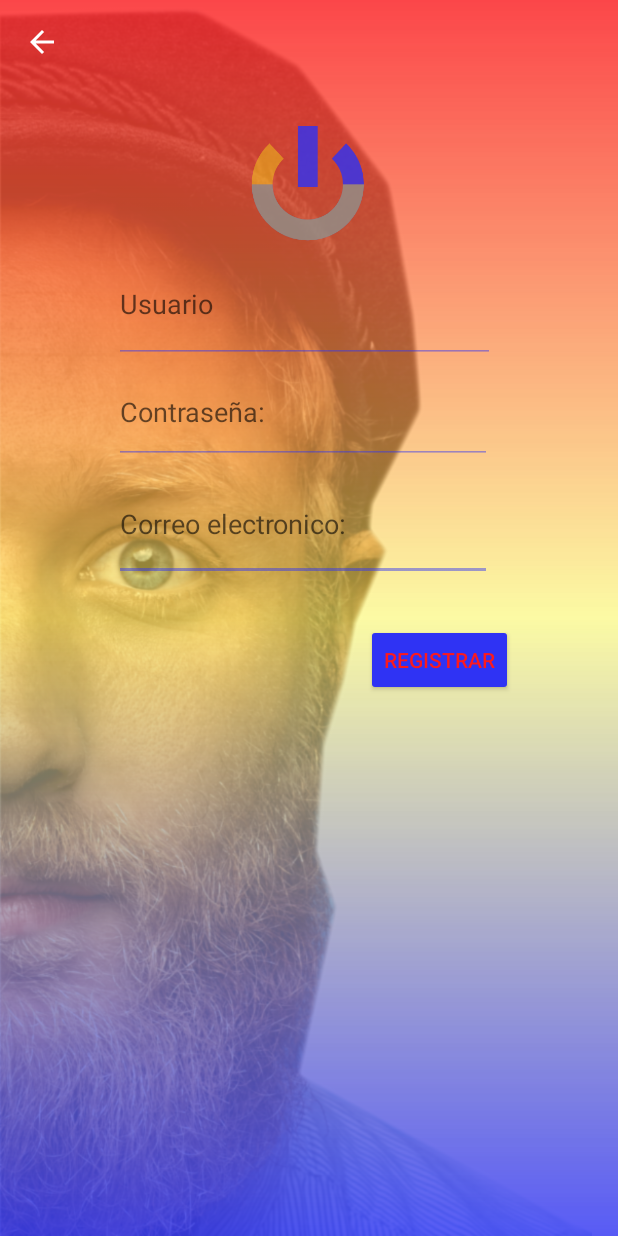
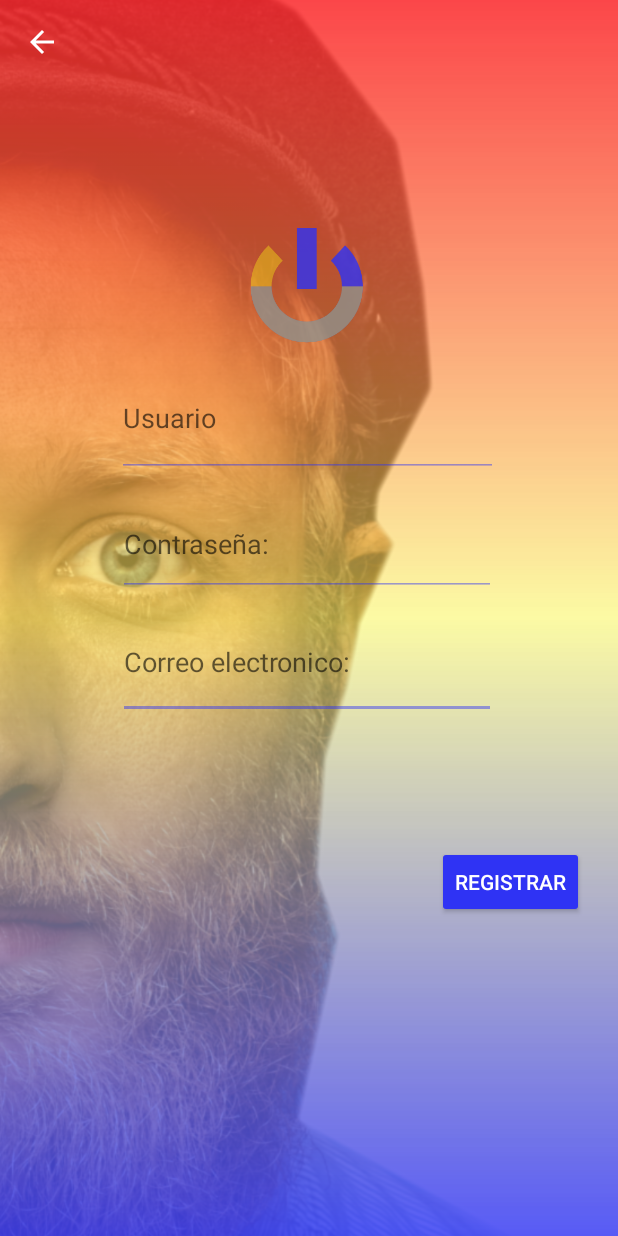
Before and after one commit to IkerFernandez21/Ventana_Login, an Android app: the screen it shows after launch (MainActivityRegistrar before the commit, Registrar after it), after a tap on "REGISTRARSE", on a phone screen of 412 x 824 dp. Run offline under Robolectric (Android 15) with nearby library versions, the phone set to English and light mode, and no system bars.

```diff
--- a/app/src/main/java/com/iker/prueba3/MainActivity.java
+++ b/app/src/main/java/com/iker/prueba3/Login.java
@@ -5,20 +5,18 @@ import androidx.appcompat.app.AppCompatActivity;
 import android.content.Intent;
 import android.os.Bundle;
 import android.view.View;
-import android.view.animation.Animation;
-import android.view.animation.RotateAnimation;
 import android.widget.Button;
 
 /*
 *   @author IkerFernandez21
 *   Prueba en clase de una ventana de login
  */
-public class MainActivity extends AppCompatActivity {
+public class Login extends AppCompatActivity {
 
     @Override
     protected void onCreate(Bundle savedInstanceState) {
         super.onCreate(savedInstanceState);
-        setContentView(R.layout.activity_main);
+        setContentView(R.layout.activity_login);
         Button botonregistrar = findViewById(R.id.button3);
         Button botonlogin = findViewById(R.id.boton1);
         Button botonfoto = findViewById(R.id.button4);
@@ -31,7 +29,7 @@ public class MainActivity extends AppCompatActivity {
         botonregistrar.setOnClickListener(new View.OnClickListener() {
             @Override
             public void onClick(View view) {
-                Intent intent1 = new Intent(MainActivity.this, MainActivityRegistrar.class);
+                Intent intent1 = new Intent(Login.this, Registrar.class);
 
 
                 startActivity(intent1);
@@ -40,7 +38,7 @@ public class MainActivity extends AppCompatActivity {
         botonfoto.setOnClickListener(new View.OnClickListener() {
             @Override
             public void onClick(View view) {
-                Intent intent2 = new Intent(MainActivity.this, MainFotoAleatoria.class);
+                Intent intent2 = new Intent(Login.this, FotoAleatoria.class);
 
                 startActivity(intent2);
             }
--- a/app/src/main/java/com/iker/prueba3/MainActivityRegistrar.java
+++ b/app/src/main/java/com/iker/prueba3/Registrar.java
@@ -1,26 +1,22 @@
 package com.iker.prueba3;
 
 import androidx.activity.OnBackPressedCallback;
-import androidx.appcompat.app.ActionBar;
 import androidx.appcompat.app.AppCompatActivity;
 
 import android.content.Intent;
 import android.os.Bundle;
-import android.view.MenuItem;
-import android.view.WindowManager;
-import android.widget.Toolbar;
 
-public class MainActivityRegistrar extends AppCompatActivity {
+public class Registrar extends AppCompatActivity {
 
     @Override
     protected void onCreate(Bundle savedInstanceState) {
         super.onCreate(savedInstanceState);
-        setContentView(R.layout.activity_main_registrar);
+        setContentView(R.layout.activity_registrar);
 
         OnBackPressedCallback callback = new OnBackPressedCallback(true /* enabled by default */) {
             @Override
             public void handleOnBackPressed() {
-                Intent intent1 = new Intent(MainActivityRegistrar.this, MainActivity.class);
+                Intent intent1 = new Intent(Registrar.this, Login.class);
 
 
                 startActivity(intent1);
--- a/app/src/main/java/com/iker/prueba3/MainSplash.java
+++ b/app/src/main/java/com/iker/prueba3/Splash.java
@@ -9,27 +9,25 @@ import android.os.Looper;
 import android.view.View;
 import android.view.animation.Animation;
 import android.view.animation.AnimationUtils;
-import android.view.animation.RotateAnimation;
 import android.widget.ImageView;
-import android.widget.TextView;
 
-public class MainSplash extends AppCompatActivity {
+public class Splash extends AppCompatActivity {
 
     @Override
     public void onCreate(Bundle savedInstanceState) {
         super.onCreate(savedInstanceState);
-        setContentView(R.layout.activity_main_splash);
+        setContentView(R.layout.activity_splash);
         View decoracion = getWindow().getDecorView();
         int uiOptions = View.SYSTEM_UI_FLAG_HIDE_NAVIGATION | View.SYSTEM_UI_FLAG_FULLSCREEN;
         decoracion.setSystemUiVisibility(uiOptions);
         ImageView img =(ImageView) findViewById(R.id.imageView3);
         ImageView img2= (ImageView) findViewById(R.id.imageView4);
-        TextView tx1 = (TextView) findViewById(R.id.textView);
+
         Animation myanim = AnimationUtils.loadAnimation(this,R.anim.fadein);
         Animation myanim2 = AnimationUtils.loadAnimation(this,R.anim.logoanim);
         img.startAnimation(myanim);
         img2.startAnimation(myanim2);
-        tx1.startAnimation(myanim2);
+
 
 
 
@@ -40,10 +38,10 @@ public class MainSplash extends AppCompatActivity {
         new Handler(Looper.getMainLooper()).postDelayed(new Runnable() {
             @Override
             public void run() {
-                Intent intent1 = new Intent(MainSplash.this, MainActivity.class);
+                Intent intent1 = new Intent(Splash.this, Login.class);
                 startActivity(intent1);
             }
-        },4000);
+        },2700 );
     }
 
 }
--- a/app/src/main/res/layout/activity_main_foto_aleatoria.xml
+++ b/app/src/main/res/layout/activity_foto_aleatoria.xml
@@ -4,7 +4,7 @@
     xmlns:tools="http://schemas.android.com/tools"
     android:layout_width="match_parent"
     android:layout_height="match_parent"
-    tools:context=".MainFotoAleatoria"
+    tools:context=".FotoAleatoria"
     android:id="@+id/mymainconstraint">
     <androidx.swiperefreshlayout.widget.SwipeRefreshLayout
         android:layout_width="match_parent"
--- a/app/src/main/res/layout/activity_main_registrar.xml
+++ b/app/src/main/res/layout/activity_registrar.xml
@@ -4,19 +4,19 @@
     xmlns:tools="http://schemas.android.com/tools"
     android:layout_width="match_parent"
     android:layout_height="match_parent"
-    tools:context=".MainActivityRegistrar"
+    tools:context=".Registrar"
     >
-
 
 
     <ImageView
         android:id="@+id/imageView2"
         android:layout_width="match_parent"
         android:layout_height="match_parent"
-        app:srcCompat="@drawable/hipman"
+        android:alpha="0.7"
         android:scaleType="fitStart"
-        tools:ignore="MissingConstraints"
-        android:alpha="0.7"/>
+        android:src="@drawable/hipman"
+        android:scaleX="1.1"
+        android:scaleY="1.1"/>
 
     <View
         android:id="@+id/view"
@@ -34,11 +34,13 @@
         android:layout_width="252dp"
         android:layout_height="75dp"
         android:layout_marginStart="76dp"
-        android:layout_marginTop="312dp"
+        android:layout_marginTop="404dp"
         android:backgroundTint="@color/azultransparente"
         android:hint="Correo electronico:"
         android:inputType="textEmailAddress"
-        app:layout_constraintStart_toStartOf="parent"
+        app:layout_constraintEnd_toEndOf="@id/guideline5"
+        app:layout_constraintHorizontal_bias="0.615"
+        app:layout_constraintStart_toStartOf="@id/guideline5"
         app:layout_constraintTop_toTopOf="parent"
         tools:ignore="SpeakableTextPresentCheck">
 
@@ -49,10 +51,12 @@
         android:layout_width="254dp"
         android:layout_height="78dp"
         android:layout_marginStart="76dp"
-        android:layout_marginTop="164dp"
+        android:layout_marginTop="240dp"
         android:backgroundTint="@color/azultransparente"
         android:hint="Usuario"
-        app:layout_constraintStart_toStartOf="parent"
+        app:layout_constraintEnd_toEndOf="@id/guideline5"
+        app:layout_constraintHorizontal_bias="0.612"
+        app:layout_constraintStart_toStartOf="@id/guideline5"
         app:layout_constraintTop_toTopOf="@+id/view"
         tools:ignore="SpeakableTextPresentCheck">
 
@@ -64,13 +68,15 @@
         android:layout_width="252dp"
         android:layout_height="69dp"
         android:layout_marginStart="76dp"
-        android:layout_marginTop="240dp"
+        android:layout_marginTop="328dp"
         android:backgroundTint="@color/azultransparente"
         android:hint="Contraseña:"
         android:inputType="textPassword"
-        app:layout_constraintStart_toStartOf="parent"
+        app:layout_constraintEnd_toEndOf="@id/guideline5"
+        app:layout_constraintHorizontal_bias="0.612"
+        app:layout_constraintStart_toStartOf="@id/guideline5"
+
         app:layout_constraintTop_toTopOf="parent"
-
         tools:ignore="SpeakableTextPresentCheck">
 
 
@@ -81,25 +87,34 @@
         style="@style/buttoncorner"
         android:layout_width="wrap_content"
         android:layout_height="wrap_content"
-        android:layout_marginStart="244dp"
-        android:layout_marginTop="416dp"
+
+
+        android:layout_marginLeft="40dp"
+        android:layout_marginTop="160dp"
         android:backgroundTint="@color/button_custom"
         android:text="REGISTRAR"
-        android:textColor="@color/red"
-        app:layout_constraintStart_toStartOf="parent"
-
-        app:layout_constraintTop_toTopOf="parent" />
+        android:textColor="@color/white"
+        app:layout_constraintEnd_toEndOf="parent"
+        app:layout_constraintHorizontal_bias="0.675"
+        app:layout_constraintStart_toStartOf="@id/guideline5"
+        app:layout_constraintTop_toTopOf="@id/editText2" />
 
     <ImageView
         android:id="@+id/imageView5"
         android:layout_width="84dp"
         android:layout_height="79dp"
-        android:layout_marginTop="84dp"
-        app:layout_constraintEnd_toEndOf="parent"
-        app:layout_constraintHorizontal_bias="0.498"
-        app:layout_constraintStart_toStartOf="parent"
+        android:layout_marginTop="152dp"
+        app:layout_constraintEnd_toEndOf="@id/guideline5"
+        app:layout_constraintStart_toStartOf="@id/guideline5"
         app:layout_constraintTop_toTopOf="parent"
         app:srcCompat="@drawable/ic_power" />
 
+    <androidx.constraintlayout.widget.Guideline
+        android:id="@+id/guideline5"
+        android:layout_width="wrap_content"
+        android:layout_height="wrap_content"
+        android:orientation="vertical"
+        app:layout_constraintGuide_begin="205dp" />
+
 
 </androidx.constraintlayout.widget.ConstraintLayout>
```
Also changed, not shown: app/src/main/AndroidManifest.xml (+6 -6 lines), app/src/main/java/com/iker/prueba3/FotoAleatoria.java (renamed from app/src/main/java/com/iker/prueba3/MainFotoAleatoria.java, +4 -12 lines), app/src/main/res/layout/activity_login.xml (renamed from app/src/main/res/layout/activity_main.xml, +5 -6 lines), app/src/main/res/layout/activity_splash.xml (renamed from app/src/main/res/layout/activity_main_splash.xml, +17 -18 lines), 1 other file.
